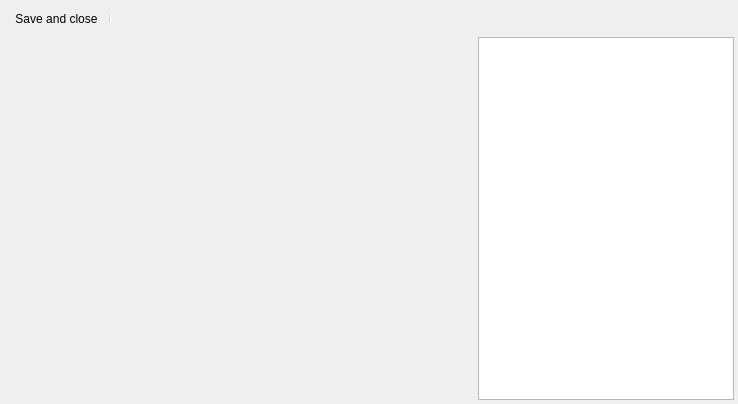
Above: Editors/PathEditor.ui from enigma-dev/RadialGM before the change. Below: the same form after it.
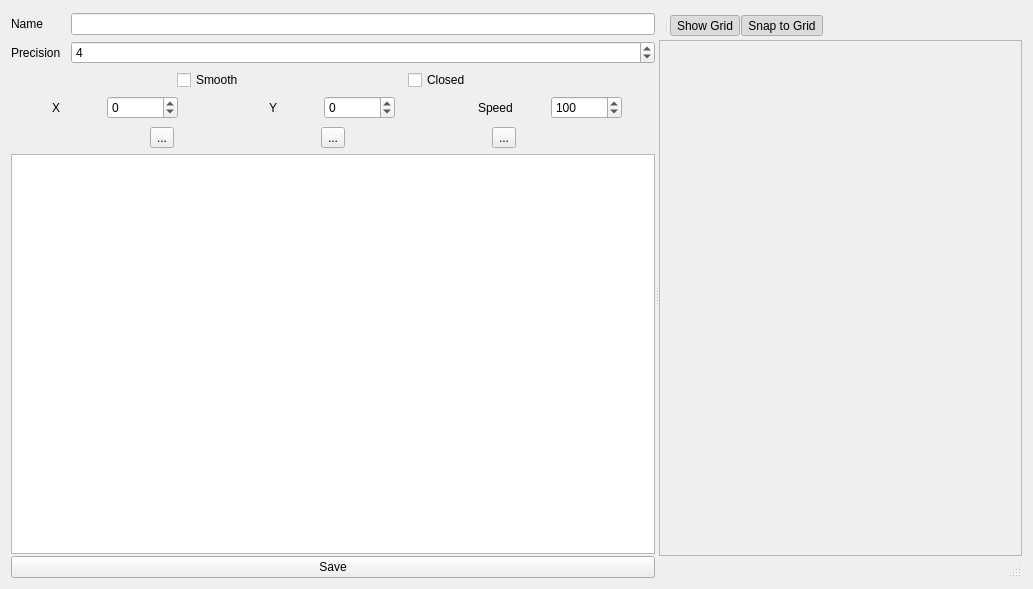
That is the form after the change. Icons and pictures are not drawn. Custom widgets are drawn as their Qt base class.

Commit message:
Implement the Path editor. (#82)
Extracts a view component from the room editor and uses it to create the path editor. Also installs it in the background editor.

Patch:
```diff
--- a/Editors/PathEditor.ui
+++ b/Editors/PathEditor.ui
@@ -6,8 +6,8 @@
    <rect>
     <x>0</x>
     <y>0</y>
-    <width>738</width>
-    <height>404</height>
+    <width>1033</width>
+    <height>589</height>
    </rect>
   </property>
   <property name="sizePolicy">
@@ -26,201 +26,701 @@
   <property name="Josh" stdset="0">
    <string>helloenigmasssss</string>
   </property>
-  <layout class="QVBoxLayout" name="verticalLayout" stretch="0,3">
-   <property name="spacing">
-    <number>4</number>
-   </property>
-   <property name="leftMargin">
-    <number>4</number>
-   </property>
-   <property name="topMargin">
-    <number>4</number>
-   </property>
-   <property name="rightMargin">
-    <number>4</number>
-   </property>
-   <property name="bottomMargin">
-    <number>4</number>
-   </property>
+  <layout class="QVBoxLayout" name="verticalLayout">
    <item>
-    <widget class="QToolBar" name="mainToolBar">
-     <property name="sizePolicy">
-      <sizepolicy hsizetype="Fixed" vsizetype="Fixed">
-       <horstretch>0</horstretch>
-       <verstretch>0</verstretch>
-      </sizepolicy>
-     </property>
-     <property name="iconSize">
-      <size>
-       <width>24</width>
-       <height>24</height>
-      </size>
-     </property>
-     <property name="floatable">
-      <bool>true</bool>
-     </property>
-     <addaction name="actionSave"/>
-     <addaction name="separator"/>
+    <widget class="QWidget" name="widget" native="true">
+     <layout class="QVBoxLayout" name="verticalLayout_4">
+      <property name="spacing">
+       <number>0</number>
+      </property>
+      <property name="leftMargin">
+       <number>0</number>
+      </property>
+      <property name="topMargin">
+       <number>0</number>
+      </property>
+      <property name="rightMargin">
+       <number>0</number>
+      </property>
+      <property name="bottomMargin">
+       <number>0</number>
+      </property>
+      <item>
+       <widget class="QSplitter" name="splitter">
+        <property name="sizePolicy">
+         <sizepolicy hsizetype="Preferred" vsizetype="Preferred">
+          <horstretch>0</horstretch>
+          <verstretch>0</verstretch>
+         </sizepolicy>
+        </property>
+        <property name="orientation">
+         <enum>Qt::Horizontal</enum>
+        </property>
+        <widget class="QWidget" name="pointsEditWidget" native="true">
+         <property name="sizePolicy">
+          <sizepolicy hsizetype="Fixed" vsizetype="Preferred">
+           <horstretch>0</horstretch>
+           <verstretch>0</verstretch>
+          </sizepolicy>
+         </property>
+         <property name="minimumSize">
+          <size>
+           <width>0</width>
+           <height>0</height>
+          </size>
+         </property>
+         <property name="baseSize">
+          <size>
+           <width>0</width>
+           <height>0</height>
+          </size>
+         </property>
+         <layout class="QVBoxLayout" name="verticalLayout_3">
+          <property name="spacing">
+           <number>2</number>
+          </property>
+          <property name="sizeConstraint">
+           <enum>QLayout::SetDefaultConstraint</enum>
+          </property>
+          <property name="leftMargin">
+           <number>0</number>
+          </property>
+          <property name="topMargin">
+           <number>0</number>
+          </property>
+          <property name="rightMargin">
+           <number>0</number>
+          </property>
+          <property name="bottomMargin">
+           <number>0</number>
+          </property>
+          <item>
+           <widget class="QWidget" name="nameWidget" native="true">
+            <layout class="QHBoxLayout" name="horizontalLayout">
+             <property name="spacing">
+              <number>0</number>
+             </property>
+             <property name="leftMargin">
+              <number>0</number>
+             </property>
+             <property name="topMargin">
+              <number>2</number>
+             </property>
+             <property name="rightMargin">
+              <number>0</number>
+             </property>
+             <property name="bottomMargin">
+              <number>2</number>
+             </property>
+             <item>
+              <widget class="QLabel" name="nameLabel">
+               <property name="sizePolicy">
+                <sizepolicy hsizetype="Fixed" vsizetype="Preferred">
+                 <horstretch>0</horstretch>
+                 <verstretch>0</verstretch>
+                </sizepolicy>
+               </property>
+               <property name="minimumSize">
+                <size>
+                 <width>60</width>
+                 <height>0</height>
+                </size>
+               </property>
+               <property name="text">
+                <string>Name</string>
+               </property>
+              </widget>
+             </item>
+             <item>
+              <widget class="QLineEdit" name="nameEdit"/>
+             </item>
+            </layout>
+           </widget>
+          </item>
+          <item>
+           <widget class="QWidget" name="precisionWidget" native="true">
+            <layout class="QHBoxLayout" name="horizontalLayout_10">
+             <property name="spacing">
+              <number>0</number>
+             </property>
+             <property name="leftMargin">
+              <number>0</number>
+             </property>
+             <property name="topMargin">
+              <number>2</number>
+             </property>
+             <property name="rightMargin">
+              <number>0</number>
+             </property>
+             <property name="bottomMargin">
+              <number>2</number>
+             </property>
+             <item>
+              <widget class="QLabel" name="precisionLabel">
+               <property name="sizePolicy">
+                <sizepolicy hsizetype="Fixed" vsizetype="Preferred">
+                 <horstretch>0</horstretch>
+                 <verstretch>0</verstretch>
+                </sizepolicy>
+               </property>
+               <property name="minimumSize">
+                <size>
+                 <width>60</width>
+                 <height>0</height>
+                </size>
+               </property>
+               <property name="text">
+                <string>Precision</string>
+               </property>
+              </widget>
+             </item>
+             <item>
+              <widget class="QSpinBox" name="precisionSpinBox">
+               <property name="sizePolicy">
+                <sizepolicy hsizetype="Preferred" vsizetype="Fixed">
+                 <horstretch>0</horstretch>
+                 <verstretch>0</verstretch>
+                </sizepolicy>
+               </property>
+               <property name="minimum">
+                <number>1</number>
+               </property>
+               <property name="maximum">
+                <number>8</number>
+               </property>
+               <property name="value">
+                <number>4</number>
+               </property>
+              </widget>
+             </item>
+            </layout>
+           </widget>
+          </item>
+          <item>
+           <widget class="QWidget" name="linePropsWidget" native="true">
+            <layout class="QHBoxLayout" name="horizontalLayout_11">
+             <property name="leftMargin">
+              <number>2</number>
+             </property>
+             <property name="topMargin">
+              <number>0</number>
+             </property>
+             <property name="rightMargin">
+              <number>10</number>
+             </property>
+             <property name="bottomMargin">
+              <number>0</number>
+             </property>
+             <item>
+              <widget class="QWidget" name="widget_3" native="true">
+               <layout class="QHBoxLayout" name="horizontalLayout_7">
+                <property name="spacing">
+                 <number>0</number>
+                </property>
+                <property name="leftMargin">
+                 <number>0</number>
+                </property>
+                <property name="topMargin">
+                 <number>2</number>
+                </property>
+                <property name="bottomMargin">
+                 <number>2</number>
+                </property>
+                <item>
+                 <widget class="QCheckBox" name="smoothCheckBox">
+                  <property name="sizePolicy">
+                   <sizepolicy hsizetype="Fixed" vsizetype="Fixed">
+                    <horstretch>0</horstretch>
+                    <verstretch>0</verstretch>
+                   </sizepolicy>
+                  </property>
+                  <property name="text">
+                   <string>Smooth</string>
+                  </property>
+                 </widget>
+                </item>
+                <item>
+                 <widget class="QCheckBox" name="closedCheckBox">
+                  <property name="sizePolicy">
+                   <sizepolicy hsizetype="Fixed" vsizetype="Fixed">
+                    <horstretch>0</horstretch>
+                    <verstretch>0</verstretch>
+                   </sizepolicy>
+                  </property>
+                  <property name="text">
+                   <string>Closed</string>
+                  </property>
+                 </widget>
+                </item>
+               </layout>
+              </widget>
+             </item>
+            </layout>
+           </widget>
+          </item>
+          <item>
+           <widget class="QWidget" name="newPointWidget" native="true">
+            <layout class="QHBoxLayout" name="horizontalLayout_6">
+             <property name="spacing">
+              <number>8</number>
+             </property>
+             <property name="leftMargin">
+              <number>0</number>
+             </property>
+             <property name="topMargin">
+              <number>2</number>
+             </property>
+             <property name="rightMargin">
+              <number>0</number>
+             </property>
+             <property name="bottomMargin">
+              <number>2</number>
+             </property>
+             <item>
+              <widget class="QWidget" name="xWidget" native="true">
+               <property name="sizePolicy">
+                <sizepolicy hsizetype="Preferred" vsizetype="Fixed">
+                 <horstretch>0</horstretch>
+                 <verstretch>0</verstretch>
+                </sizepolicy>
+               </property>
+               <layout class="QHBoxLayout" name="horizontalLayout_3">
+                <property name="spacing">
+                 <number>6</number>
+                </property>
+                <property name="leftMargin">
+                 <number>0</number>
+                </property>
+                <property name="topMargin">
+                 <number>0</number>
+                </property>
+                <property name="rightMargin">
+                 <number>0</number>
+                </property>
+                <property name="bottomMargin">
+                 <number>0</number>
+                </property>
+                <item>
+                 <widget class="QLabel" name="xLabel">
+                  <property name="sizePolicy">
+                   <sizepolicy hsizetype="Fixed" vsizetype="Preferred">
+                    <horstretch>0</horstretch>
+                    <verstretch>0</verstretch>
+                   </sizepolicy>
+                  </property>
+                  <property name="text">
+                   <string>X</string>
+                  </property>
+                 </widget>
+                </item>
+                <item>
+                 <widget class="QSpinBox" name="xSpinBox">
+                  <property name="sizePolicy">
+                   <sizepolicy hsizetype="Fixed" vsizetype="Preferred">
+                    <horstretch>0</horstretch>
+                    <verstretch>0</verstretch>
+                   </sizepolicy>
+                  </property>
+                  <property name="minimumSize">
+                   <size>
+                    <width>60</width>
+                    <height>0</height>
+                   </size>
+                  </property>
+                  <property name="minimum">
+                   <number>-999999999</number>
+                  </property>
+                  <property name="maximum">
+                   <number>999999999</number>
+                  </property>
+                 </widget>
+                </item>
+               </layout>
+              </widget>
+             </item>
+             <item>
+              <widget class="QWidget" name="yWidget" native="true">
+               <layout class="QHBoxLayout" name="horizontalLayout_4">
+                <property name="leftMargin">
+                 <number>0</number>
+                </property>
+                <property name="topMargin">
+                 <number>0</number>
+                </property>
+                <property name="rightMargin">
+                 <number>0</number>
+                </property>
+                <property name="bottomMargin">
+                 <number>0</number>
+                </property>
+                <item>
+                 <widget class="QLabel" name="yLabel">
+                  <property name="sizePolicy">
+                   <sizepolicy hsizetype="Fixed" vsizetype="Preferred">
+                    <horstretch>0</horstretch>
+                    <verstretch>0</verstretch>
+                   </sizepolicy>
+                  </property>
+                  <property name="text">
+                   <string>Y</string>
+                  </property>
+                 </widget>
+                </item>
+                <item>
+                 <widget class="QSpinBox" name="yspinBox">
+                  <property name="sizePolicy">
+                   <sizepolicy hsizetype="Fixed" vsizetype="Fixed">
+                    <horstretch>0</horstretch>
+                    <verstretch>0</verstretch>
+                   </sizepolicy>
+                  </property>
+                  <property name="minimumSize">
+                   <size>
+                    <width>60</width>
+                    <height>0</height>
+                   </size>
+                  </property>
+                  <property name="minimum">
+                   <number>-999999999</number>
+                  </property>
+                  <property name="maximum">
+                   <number>999999999</number>
+                  </property>
+                 </widget>
+                </item>
+               </layout>
+              </widget>
+             </item>
+             <item>
+              <widget class="QWidget" name="spdWidget" native="true">
+               <property name="sizePolicy">
+                <sizepolicy hsizetype="Preferred" vsizetype="Fixed">
+                 <horstretch>0</horstretch>
+                 <verstretch>0</verstretch>
+                </sizepolicy>
+               </property>
+               <layout class="QHBoxLayout" name="horizontalLayout_5">
+                <property name="leftMargin">
+                 <number>0</number>
+                </property>
+                <property name="topMargin">
+                 <number>0</number>
+                </property>
+                <property name="rightMargin">
+                 <number>0</number>
+                </property>
+                <property name="bottomMargin">
+                 <number>0</number>
+                </property>
+                <item>
+                 <widget class="QLabel" name="speedLabel">
+                  <property name="sizePolicy">
+                   <sizepolicy hsizetype="Fixed" vsizetype="Preferred">
+                    <horstretch>0</horstretch>
+                    <verstretch>0</verstretch>
+                   </sizepolicy>
+                  </property>
+                  <property name="text">
+                   <string>Speed</string>
+                  </property>
+                 </widget>
+                </item>
+                <item>
+                 <widget class="QSpinBox" name="speedSpinBox">
+                  <property name="sizePolicy">
+                   <sizepolicy hsizetype="Fixed" vsizetype="Preferred">
+                    <horstretch>0</horstretch>
+                    <verstretch>0</verstretch>
+                   </sizepolicy>
+                  </property>
+                  <property name="minimumSize">
+                   <size>
+                    <width>60</width>
+                    <height>0</height>
+                   </size>
+                  </property>
+                  <property name="minimum">
+                   <number>-999999999</number>
+                  </property>
+                  <property name="maximum">
+                   <number>999999999</number>
+                  </property>
+                  <property name="value">
+                   <number>100</number>
+                  </property>
+                 </widget>
+                </item>
+               </layout>
+              </widget>
+             </item>
+            </layout>
+           </widget>
+          </item>
+          <item>
+           <widget class="QWidget" name="pointListButtons" native="true">
+            <layout class="QHBoxLayout" name="horizontalLayout_8">
+             <property name="spacing">
+              <number>8</number>
+             </property>
+             <property name="leftMargin">
+              <number>0</number>
+             </property>
+             <property name="topMargin">
+              <number>4</number>
+             </property>
+             <property name="rightMargin">
+              <number>0</number>
+             </property>
+             <property name="bottomMargin">
+              <number>4</number>
+             </property>
+             <item>
+              <widget class="QToolButton" name="addPointButton">
+               <property name="text">
+                <string>...</string>
+               </property>
+               <property name="icon">
+                <iconset resource="../images.qrc">
+                 <normaloff>:/actions/add.png</normaloff>:/actions/add.png</iconset>
+               </property>
+              </widget>
+             </item>
+             <item>
+              <widget class="QToolButton" name="insertPointButton">
+               <property name="text">
+                <string>...</string>
+               </property>
+               <property name="icon">
+                <iconset resource="../images.qrc">
+                 <normaloff>:/actions/edit.png</normaloff>:/actions/edit.png</iconset>
+               </property>
+              </widget>
+             </item>
+             <item>
+              <widget class="QToolButton" name="deletePointButton">
+               <property name="text">
+                <string>...</string>
+               </property>
+               <property name="icon">
+                <iconset resource="../images.qrc">
+                 <normaloff>:/actions/delete.png</normaloff>:/actions/delete.png</iconset>
+               </property>
+              </widget>
+             </item>
+            </layout>
+           </widget>
+          </item>
+          <item>
+           <widget class="QTableView" name="pointsTableView">
+            <property name="selectionMode">
+             <enum>QAbstractItemView::SingleSelection</enum>
+            </property>
+            <property name="selectionBehavior">
+             <enum>QAbstractItemView::SelectItems</enum>
+            </property>
+            <attribute name="horizontalHeaderStretchLastSection">
+             <bool>true</bool>
+            </attribute>
+           </widget>
+          </item>
+          <item>
+           <widget class="QPushButton" name="saveButton">
+            <property name="text">
+             <string>Save</string>
+            </property>
+            <property name="icon">
+             <iconset resource="../images.qrc">
+              <normaloff>:/actions/accept.png</normaloff>:/actions/accept.png</iconset>
+            </property>
+           </widget>
+          </item>
+         </layout>
+        </widget>
+        <widget class="QWidget" name="pointsPreviewWidget" native="true">
+         <property name="sizePolicy">
+          <sizepolicy hsizetype="Preferred" vsizetype="Preferred">
+           <horstretch>0</horstretch>
+           <verstretch>0</verstretch>
+          </sizepolicy>
+         </property>
+         <layout class="QVBoxLayout" name="verticalLayout_2">
+          <property name="spacing">
+           <number>0</number>
+          </property>
+          <property name="leftMargin">
+           <number>0</number>
+          </property>
+          <property name="topMargin">
+           <number>0</number>
+          </property>
+          <property name="rightMargin">
+           <number>0</number>
+          </property>
+          <property name="bottomMargin">
+           <number>0</number>
+          </property>
+          <item>
+           <widget class="QToolBar" name="mainToolBar">
+            <property name="enabled">
+             <bool>true</bool>
+            </property>
+            <property name="sizePolicy">
+             <sizepolicy hsizetype="Preferred" vsizetype="Fixed">
+              <horstretch>0</horstretch>
+              <verstretch>0</verstretch>
+             </sizepolicy>
+            </property>
+            <property name="orientation">
+             <enum>Qt::Horizontal</enum>
+            </property>
+            <property name="iconSize">
+             <size>
+              <width>24</width>
+              <height>24</height>
+             </size>
+            </property>
+            <property name="floatable">
+             <bool>false</bool>
+            </property>
+            <addaction name="separator"/>
+            <addaction name="actionShowGrid"/>
+            <addaction name="actionSnaptoGrid"/>
+           </widget>
+          </item>
+          <item>
+           <widget class="AssetScrollArea" name="pathPreview">
+            <property name="autoFillBackground">
+             <bool>false</bool>
+            </property>
+            <property name="sizeAdjustPolicy">
+             <enum>QAbstractScrollArea::AdjustIgnored</enum>
+            </property>
+            <property name="widgetResizable">
+             <bool>true</bool>
+            </property>
+            <property name="alignment">
+             <set>Qt::AlignCenter</set>
+            </property>
+            <widget class="AssetScrollAreaBackground" name="pathPreviewBackground">
+             <property name="geometry">
+              <rect>
+               <x>0</x>
+               <y>0</y>
+               <width>171</width>
+               <height>508</height>
+              </rect>
+             </property>
+             <property name="autoFillBackground">
+              <bool>true</bool>
+             </property>
+             <layout class="QGridLayout" name="gridLayout_3">
+              <property name="sizeConstraint">
+               <enum>QLayout::SetDefaultConstraint</enum>
+              </property>
+              <property name="leftMargin">
+               <number>0</number>
+              </property>
+              <property name="topMargin">
+               <number>0</number>
+              </property>
+              <property name="rightMargin">
+               <number>0</number>
+              </property>
+              <property name="bottomMargin">
+               <number>0</number>
+              </property>
+              <property name="spacing">
+               <number>0</number>
+              </property>
+              <item row="0" column="0">
+               <widget class="PathView" name="roomView" native="true">
+                <property name="focusPolicy">
+                 <enum>Qt::ClickFocus</enum>
+                </property>
+               </widget>
+              </item>
+             </layout>
+            </widget>
+           </widget>
+          </item>
+          <item>
+           <widget class="QStatusBar" name="statusBar">
+            <property name="sizePolicy">
+             <sizepolicy hsizetype="Preferred" vsizetype="Fixed">
+              <horstretch>0</horstretch>
+              <verstretch>0</verstretch>
+             </sizepolicy>
+            </property>
+           </widget>
+          </item>
+         </layout>
+        </widget>
+       </widget>
+      </item>
+     </layout>
     </widget>
    </item>
-   <item>
-    <layout class="QHBoxLayout" name="clientLayout" stretch="1,0">
-     <property name="spacing">
-      <number>4</number>
-     </property>
-     <property name="sizeConstraint">
-      <enum>QLayout::SetDefaultConstraint</enum>
-     </property>
-     <property name="leftMargin">
-      <number>0</number>
-     </property>
-     <property name="topMargin">
-      <number>0</number>
-     </property>
-     <property name="rightMargin">
-      <number>0</number>
-     </property>
-     <property name="bottomMargin">
-      <number>0</number>
-     </property>
-     <item>
-      <layout class="QVBoxLayout" name="propertiesLayout">
-       <property name="spacing">
-        <number>4</number>
-       </property>
-       <property name="sizeConstraint">
-        <enum>QLayout::SetDefaultConstraint</enum>
-       </property>
-       <property name="leftMargin">
-        <number>4</number>
-       </property>
-       <property name="topMargin">
-        <number>0</number>
-       </property>
-       <property name="rightMargin">
-        <number>0</number>
-       </property>
-       <property name="bottomMargin">
-        <number>4</number>
-       </property>
-      </layout>
-     </item>
-     <item>
-      <widget class="QGraphicsView" name="imagePreview">
-       <property name="sizePolicy">
-        <sizepolicy hsizetype="Expanding" vsizetype="Expanding">
-         <horstretch>0</horstretch>
-         <verstretch>0</verstretch>
-        </sizepolicy>
-       </property>
-       <property name="backgroundBrush">
-        <brush brushstyle="NoBrush">
-         <color alpha="255">
-          <red>0</red>
-          <green>0</green>
-          <blue>0</blue>
-         </color>
-        </brush>
-       </property>
-      </widget>
-     </item>
-    </layout>
-   </item>
   </layout>
+  <action name="actionSnaptoGrid">
+   <property name="checkable">
+    <bool>true</bool>
+   </property>
+   <property name="checked">
+    <bool>true</bool>
+   </property>
+   <property name="icon">
+    <iconset resource="../images.qrc">
+     <normaloff>:/actions/snap-to-grid.png</normaloff>:/actions/snap-to-grid.png</iconset>
+   </property>
+   <property name="text">
+    <string>Snap to Grid</string>
+   </property>
+  </action>
   <action name="actionSave">
    <property name="icon">
     <iconset resource="../images.qrc">
      <normaloff>:/actions/accept.png</normaloff>:/actions/accept.png</iconset>
    </property>
    <property name="text">
-    <string>Save and close</string>
+    <string>Save</string>
    </property>
   </action>
-  <action name="actionNewImage">
-   <property name="icon">
-    <iconset resource="../images.qrc">
-     <normaloff>:/actions/new.png</normaloff>:/actions/new.png</iconset>
+  <action name="actionShowGrid">
+   <property name="checkable">
+    <bool>true</bool>
    </property>
-   <property name="text">
-    <string>New Image</string>
+   <property name="checked">
+    <bool>true</bool>
    </property>
-   <property name="toolTip">
-    <string>New Image</string>
-   </property>
-  </action>
-  <action name="actionLoadImage">
    <property name="icon">
     <iconset resource="../images.qrc">
-     <normaloff>:/actions/open-image.png</normaloff>:/actions/open-image.png</iconset>
+     <normaloff>:/actions/grid.png</normaloff>:/actions/grid.png</iconset>
    </property>
    <property name="text">
-    <string>Load Image</string>
-   </property>
-   <property name="toolTip">
-    <string>Load Image</string>
-   </property>
-  </action>
-  <action name="actionSaveImage">
-   <property name="icon">
-    <iconset resource="../images.qrc">
-     <normaloff>:/actions/save.png</normaloff>:/actions/save.png</iconset>
-   </property>
-   <property name="text">
-    <string>Save Image</string>
-   </property>
-   <property name="toolTip">
-    <string>Save Image</string>
-   </property>
-  </action>
-  <action name="actionEditImage">
-   <property name="icon">
-    <iconset resource="../images.qrc">
-     <normaloff>:/actions/colorize.png</normaloff>:/actions/colorize.png</iconset>
-   </property>
-   <property name="text">
-    <string>Edit Image</string>
-   </property>
-   <property name="toolTip">
-    <string>Edit Image</string>
-   </property>
-  </action>
-  <action name="actionZoom">
-   <property name="icon">
-    <iconset resource="../images.qrc">
-     <normaloff>:/actions/zoom.png</normaloff>:/actions/zoom.png</iconset>
-   </property>
-   <property name="text">
-    <string>Zoom</string>
-   </property>
-   <property name="toolTip">
-    <string>Zoom</string>
-   </property>
-  </action>
-  <action name="actionZoomIn">
-   <property name="icon">
-    <iconset resource="../images.qrc">
-     <normaloff>:/actions/zoom-in.png</normaloff>:/actions/zoom-in.png</iconset>
-   </property>
-   <property name="text">
-    <string>Zoom In</string>
-   </property>
-   <property name="toolTip">
-    <string>Zoom In</string>
-   </property>
-  </action>
-  <action name="actionZoomOut">
-   <property name="icon">
-    <iconset resource="../images.qrc">
-     <normaloff>:/actions/zoom-out.png</normaloff>:/actions/zoom-out.png</iconset>
-   </property>
-   <property name="text">
-    <string>Zoom Out</string>
-   </property>
-   <property name="toolTip">
-    <string>Zoom Out</string>
+    <string>Show Grid</string>
    </property>
   </action>
  </widget>
+ <customwidgets>
+  <customwidget>
+   <class>PathView</class>
+   <extends>QWidget</extends>
+   <header>Widgets/PathView.h</header>
+   <container>1</container>
+  </customwidget>
+  <customwidget>
+   <class>AssetScrollArea</class>
+   <extends>QScrollArea</extends>
+   <header>Widgets/AssetScrollArea.h</header>
+   <container>1</container>
+  </customwidget>
+  <customwidget>
+   <class>AssetScrollAreaBackground</class>
+   <extends>QWidget</extends>
+   <header>Widgets/AssetScrollAreaBackground.h</header>
+   <container>1</container>
+  </customwidget>
+ </customwidgets>
  <resources>
   <include location="../images.qrc"/>
  </resources>
```
The commit also changes 33 other files.
